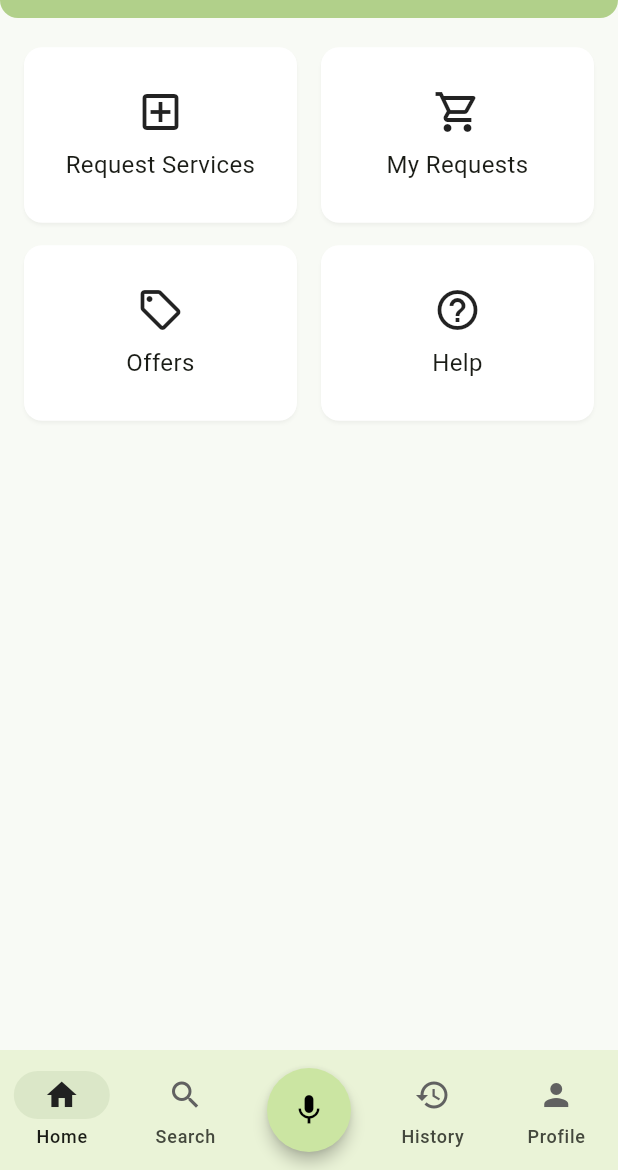
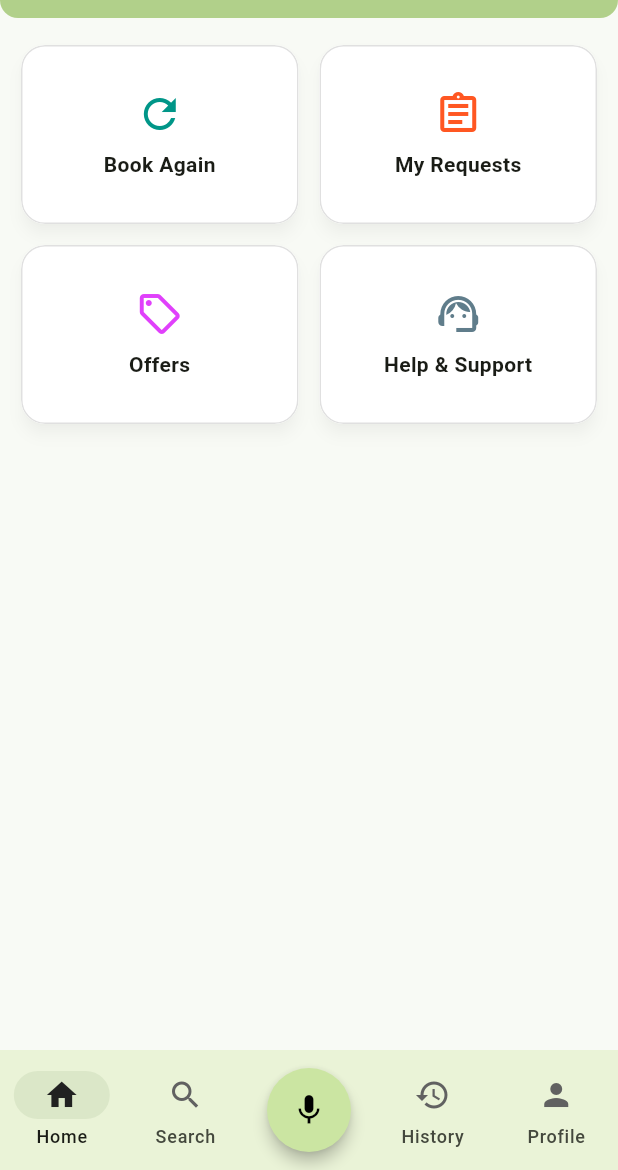
Before and after one commit to aryan-madhavi/VoiceSewa, a Flutter app: the screen it shows after launch, on a phone screen of 412 x 824 dp, the part 66-1236 px from its top. Run offline on Flutter 3.47's test engine with Material 3 defaults, Android fonts, the phone set to English and light mode, and no system bars; our stand-ins replace firebase_core, flutter_riverpod, page_transition; accounts and stored records are empty; generated files the repository leaves out were written again.

Commit message:
Refactor quick actions and add quick book functionality

```diff
--- a/voicesewa_client/lib/constants/home/home_constants.dart
+++ /dev/null
@@ -1,29 +0,0 @@
-import 'package:flutter/material.dart';
-
-enum QuickActions { request, myRequests, offers, help }
-
-class HomeConstants {
-
-  static final Map<QuickActions, List<dynamic>> actions = {
-    QuickActions.request: [
-      Icons.add_box_outlined,
-      'Request Services',
-      '/comingSoonPage',
-    ],
-    QuickActions.myRequests: [
-      Icons.shopping_cart_outlined,
-      'My Requests',
-      '/comingSoonPage',
-    ],
-    QuickActions.offers: [
-      Icons.local_offer_outlined,
-      'Offers',
-      '/comingSoonPage',
-    ],
-    QuickActions.help: [
-      Icons.help_outline_outlined,
-      'Help',
-      '/comingSoonPage',
-    ],
-  };
-}
--- /dev/null
+++ b/voicesewa_client/lib/data/home/actions.dart
@@ -0,0 +1,32 @@
+import 'package:flutter/material.dart';
+
+enum QuickActions { again, myRequests, offers, help }
+
+class ActionData {
+  static final Map<QuickActions, List<dynamic>> quickActions = {
+    QuickActions.again: [
+      Colors.teal,
+      Icons.refresh,
+      'Book Again',
+      '/comingSoonPage',
+    ],
+    QuickActions.myRequests: [
+      Colors.deepOrange,
+      Icons.assignment_outlined,
+      'My Requests',
+      '/comingSoonPage',
+    ],
+    QuickActions.offers: [
+      Colors.purpleAccent,
+      Icons.local_offer_outlined,
+      'Offers',
+      '/comingSoonPage',
+    ],
+    QuickActions.help: [
+      Colors.blueGrey,
+      Icons.support_agent,
+      'Help & Support',
+      '/comingSoonPage',
+    ],
+  };
+}
--- a/voicesewa_client/lib/screens/home/home_page.dart
+++ b/voicesewa_client/lib/screens/home/home_page.dart
@@ -8,11 +8,12 @@ class HomePage extends StatelessWidget {
   Widget build(BuildContext context) {
     return Scaffold(
       body: SingleChildScrollView(
-        child: Center(
+        child: Padding(
+          padding: const EdgeInsets.symmetric(vertical: 12, horizontal: 8),
           child: Column(
             mainAxisAlignment: MainAxisAlignment.center,
             children: <Widget>[
-              QuickActions(),
+              QuickActionsGrid(),
             ],
           ),
         ),
--- a/voicesewa_client/lib/widgets/home/quick_actions.dart
+++ b/voicesewa_client/lib/widgets/home/quick_actions.dart
@@ -1,64 +1,87 @@
 import 'package:flutter/material.dart';
 import 'package:page_transition/page_transition.dart';
-import 'package:voicesewa_client/constants/home/home_constants.dart';
+import 'package:voicesewa_client/data/home/actions.dart';
 
-class QuickActions extends StatelessWidget {
-  const QuickActions({super.key});
+class QuickActionsGrid extends StatelessWidget {
+  const QuickActionsGrid({super.key});
 
   @override
   Widget build(BuildContext context) {
-    final quickActionsList = HomeConstants.actions.keys.toList();
-    return Padding(
-      padding: const EdgeInsets.symmetric(vertical: 12, horizontal: 8.0),
-      child: GridView.builder(
-        itemCount: 4,
+    final actions = ActionData.quickActions.entries.toList();
+
+    return GridView.builder(
+      itemCount: actions.length,
       shrinkWrap: true,
-        physics: NeverScrollableScrollPhysics(),
-        gridDelegate: SliverGridDelegateWithFixedCrossAxisCount(
+      physics: const NeverScrollableScrollPhysics(),
+      gridDelegate: const SliverGridDelegateWithFixedCrossAxisCount(
         crossAxisCount: 2,
+        crossAxisSpacing: 2,
+        mainAxisSpacing: 2,
         childAspectRatio: 1.5,
       ),
       itemBuilder: (context, index) {
-          final action = quickActionsList[index];
-          final actionIcon = HomeConstants.actions[action]![0] as IconData;
-          final actionLabel = HomeConstants.actions[action]![1] as String;
-          final actionRoute = HomeConstants.actions[action]![2] as String;
-          return Padding(
-            padding: EdgeInsetsGeometry.symmetric(horizontal: 2, vertical: 1.5),
-            child: GestureDetector(
+        final entry = actions[index];
+        final List<dynamic> data = entry.value;
+
+        final Color color = data[0] as Color;
+        final IconData icon = data[1] as IconData;
+        final String label = data[2] as String;
+        final String route = data[3] as String;
+
+        return _QuickActionCard(
+          color: color,
+          icon: icon,
+          label: label,
           onTap: () => context.pushNamedTransition(
-                routeName: actionRoute,
+            routeName: route,
             type: PageTransitionType.rightToLeft,
           ),
+        );
+      },
+    );
+  }
+}
+
+class _QuickActionCard extends StatelessWidget {
+  final Color color;
+  final IconData icon;
+  final String label;
+  final VoidCallback onTap;
+
+  const _QuickActionCard({
+    required this.color,
+    required this.icon,
+    required this.label,
+    required this.onTap,
+  });
+
+  @override
+  Widget build(BuildContext context) {
+    final theme = Theme.of(context);
+
+    return InkWell(
+      onTap: onTap,
+      borderRadius: BorderRadius.circular(16),
       child: Card(
-                elevation: 1,
-                shape: RoundedRectangleBorder(
-                  borderRadius: BorderRadius.circular(12),
-                ),
-                child: Padding(
-                  padding: const EdgeInsets.all(16),
+        child: Container(
+          padding: const EdgeInsets.symmetric(horizontal: 12, vertical: 16),
           child: Column(
             mainAxisAlignment: MainAxisAlignment.center,
             children: [
-                      Icon(actionIcon, size: 32),
-                      SizedBox(height: 8),
-                      Padding(
-                        padding: const EdgeInsets.symmetric(horizontal: 4.0),
-                        child: Text(
-                          actionLabel,
+              Icon(icon, size: 32, color: color),
+              const SizedBox(height: 8),
+              Text(
+                label,
                 textAlign: TextAlign.center,
-                          style: TextStyle(fontSize: 16),
+                style: theme.textTheme.bodyMedium?.copyWith(
+                  fontWeight: FontWeight.w600,
+                ),
                 softWrap: true,
-                        ),
               ),
             ],
           ),
         ),
       ),
-            ),
-          );
-        },
-      ),
     );
   }
 }
```
Lines whose indentation alone changed are shown as unchanged.
